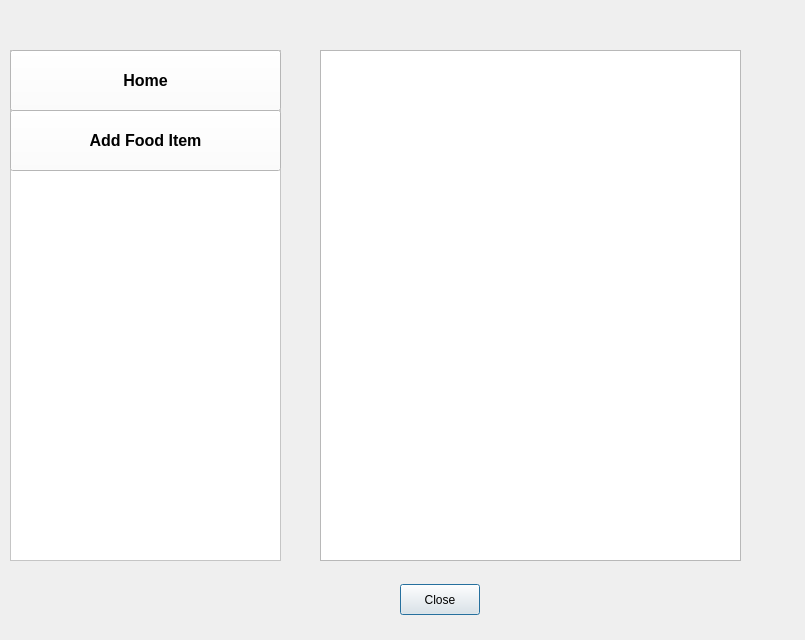
Before: the Qt Designer form showfoodmenu.ui in CallmeTeddyBear/Canteen-Management-System, drawn with Qt 5.
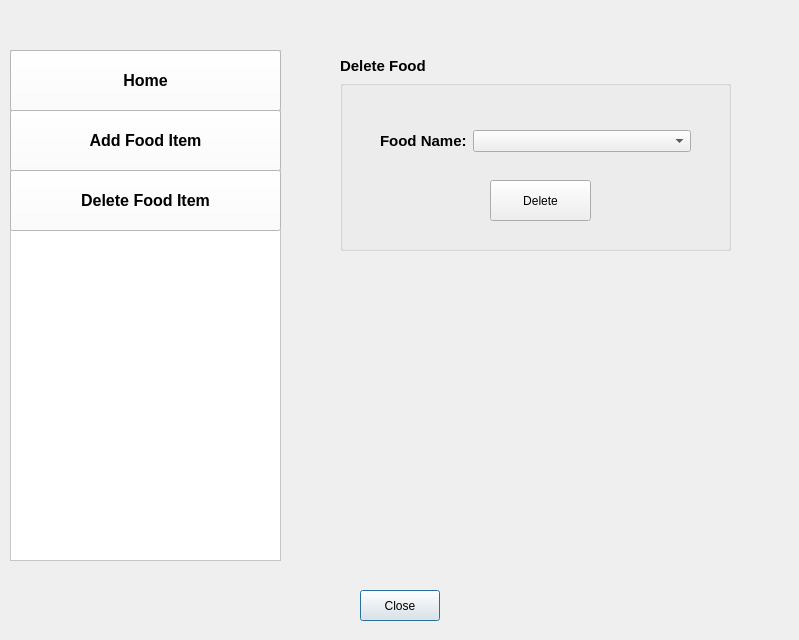
After: the same form once the commit is applied. The open tabs and pages were chosen to show the change.

Patch:
```diff
--- a/showfoodmenu.ui
+++ b/showfoodmenu.ui
@@ -6,7 +6,7 @@
    <rect>
     <x>0</x>
     <y>0</y>
-    <width>805</width>
+    <width>799</width>
     <height>640</height>
    </rect>
   </property>
@@ -16,8 +16,8 @@
   <widget class="QPushButton" name="pushButton_close">
    <property name="geometry">
     <rect>
-     <x>400</x>
-     <y>584</y>
+     <x>360</x>
+     <y>590</y>
      <width>80</width>
      <height>31</height>
     </rect>
@@ -84,6 +84,26 @@
      <string>Home</string>
     </property>
    </widget>
+   <widget class="QPushButton" name="pushButton_deleteFood">
+    <property name="geometry">
+     <rect>
+      <x>0</x>
+      <y>120</y>
+      <width>271</width>
+      <height>61</height>
+     </rect>
+    </property>
+    <property name="font">
+     <font>
+      <pointsize>12</pointsize>
+      <weight>75</weight>
+      <bold>true</bold>
+     </font>
+    </property>
+    <property name="text">
+     <string>Delete Food Item</string>
+    </property>
+   </widget>
   </widget>
   <widget class="QStackedWidget" name="stackedWidget">
    <property name="geometry">
@@ -103,7 +123,7 @@
       <rect>
        <x>10</x>
        <y>30</y>
-       <width>421</width>
+       <width>431</width>
        <height>511</height>
       </rect>
      </property>
@@ -218,6 +238,83 @@
      </widget>
     </widget>
    </widget>
+   <widget class="QWidget" name="page">
+    <widget class="QLabel" name="label_title_2">
+     <property name="geometry">
+      <rect>
+       <x>30</x>
+       <y>20</y>
+       <width>141</width>
+       <height>51</height>
+      </rect>
+     </property>
+     <property name="font">
+      <font>
+       <pointsize>11</pointsize>
+       <weight>75</weight>
+       <bold>true</bold>
+      </font>
+     </property>
+     <property name="text">
+      <string>Delete Food</string>
+     </property>
+    </widget>
+    <widget class="QGroupBox" name="groupBox_2">
+     <property name="geometry">
+      <rect>
+       <x>30</x>
+       <y>60</y>
+       <width>391</width>
+       <height>171</height>
+      </rect>
+     </property>
+     <property name="title">
+      <string/>
+     </property>
+     <widget class="QPushButton" name="pushButton_delete">
+      <property name="geometry">
+       <rect>
+        <x>150</x>
+        <y>100</y>
+        <width>101</width>
+        <height>41</height>
+       </rect>
+      </property>
+      <property name="text">
+       <string>Delete</string>
+      </property>
+     </widget>
+     <widget class="QWidget" name="">
+      <property name="geometry">
+       <rect>
+        <x>40</x>
+        <y>50</y>
+        <width>311</width>
+        <height>26</height>
+       </rect>
+      </property>
+      <layout class="QFormLayout" name="formLayout_2">
+       <item row="0" column="0">
+        <widget class="QLabel" name="label_title_3">
+         <property name="font">
+          <font>
+           <pointsize>11</pointsize>
+           <weight>75</weight>
+           <bold>true</bold>
+          </font>
+         </property>
+         <property name="text">
+          <string>Food Name:</string>
+         </property>
+        </widget>
+       </item>
+       <item row="0" column="1">
+        <widget class="QComboBox" name="comboBox_foodName"/>
+       </item>
+      </layout>
+     </widget>
+    </widget>
+   </widget>
   </widget>
  </widget>
  <resources/>
```
Left out of the diff: 45 changed lines with no effect on the pictures.
